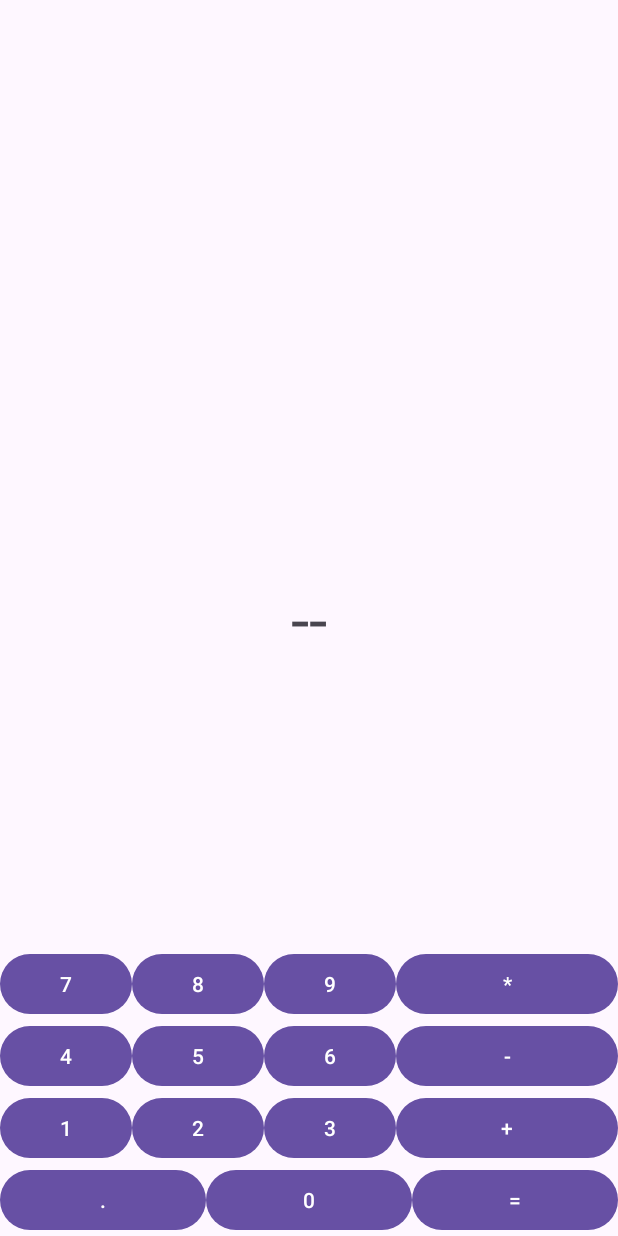
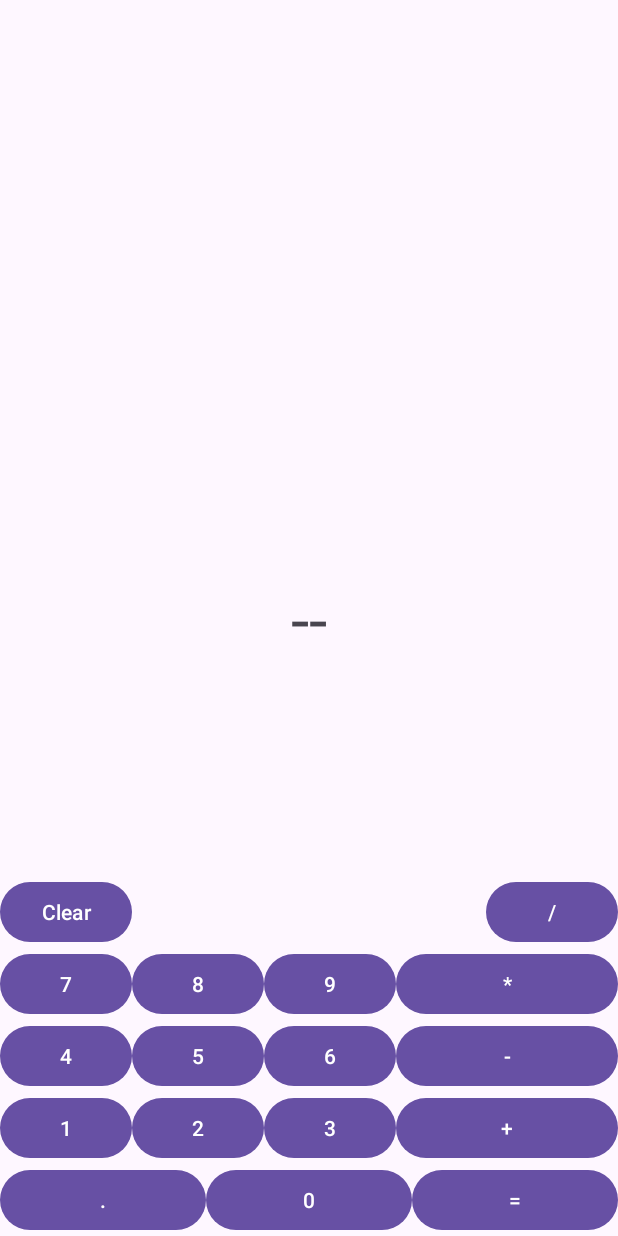
Before and after one commit to Karpenko-Oleksandr/calculator, an Android app: the screen it shows after launch (MainActivity), on a phone screen of 412 x 824 dp. Run offline under Robolectric (Android 15) with nearby library versions, the phone set to English and light mode, and no system bars; libraries missing offline, so code that uses them is left out: com.ezylang.evalex.

Commit message:
added two more buttons Divide and Clear

```diff
--- a/app/src/main/java/com/example/calculator/MainActivity.kt
+++ b/app/src/main/java/com/example/calculator/MainActivity.kt
@@ -36,8 +36,10 @@ class MainActivity : AppCompatActivity() {
         val minusButton = findViewById<Button>(R.id.minus_button)
         val plusButton = findViewById<Button>(R.id.plus_button)
         val multiplyButton = findViewById<Button>(R.id.multiply_button)
+        val divideButton = findViewById<Button>(R.id.divide_button)
 
         val resultTextView = findViewById<TextView>(R.id.result_textView)
+        val clearButton = findViewById<Button>(R.id.clear_button)
 
         val numberStringBuilder = StringBuilder()
 
@@ -81,10 +83,6 @@ class MainActivity : AppCompatActivity() {
             numberStringBuilder.append(0)
             resultTextView.text = numberStringBuilder
         }
-        equalButton.setOnClickListener {
-            numberStringBuilder.append("=")
-            resultTextView.text = numberStringBuilder
-        }
         plusButton.setOnClickListener {
             numberStringBuilder.append("+")
             resultTextView.text = numberStringBuilder
@@ -97,14 +95,27 @@ class MainActivity : AppCompatActivity() {
             numberStringBuilder.append("*")
             resultTextView.text = numberStringBuilder
         }
+        divideButton.setOnClickListener {
+            numberStringBuilder.append("/")
+            resultTextView.text = numberStringBuilder
+        }
         pointButton.setOnClickListener {
             numberStringBuilder.append(".")
             resultTextView.text = numberStringBuilder
         }
+        clearButton.setOnClickListener {
+            resultTextView.text=""
+            numberStringBuilder.clear()
+        }
+        equalButton.setOnClickListener {
+            val stringExpression = numberStringBuilder.toString()
+            val expression = Expression(stringExpression)
+            val expressionResult = expression.evaluate().numberValue
 
-        val expression = Expression("1+2")
-        val expressionResult = expression.evaluate().numberValue
+            resultTextView.text = expressionResult.toString()
 
-        resultTextView.text = expressionResult.toString()
+            numberStringBuilder.clear()
+            numberStringBuilder.append(expressionResult.toString())
+        }
     }
 }
--- a/app/src/main/res/layout/activity_main.xml
+++ b/app/src/main/res/layout/activity_main.xml
@@ -144,4 +144,20 @@
         android:layout_width="0dp"
         android:layout_height="wrap_content" />
 
+    <Button
+        android:text="Clear"
+        android:id="@+id/clear_button"
+        app:layout_constraintBottom_toTopOf="@id/seven_number"
+        android:layout_width="0dp"
+        app:layout_constraintLeft_toLeftOf="parent"
+        android:layout_height="wrap_content" />
+
+    <Button
+        android:text="/"
+        android:id="@+id/divide_button"
+        android:layout_width="0dp"
+        android:layout_height="wrap_content"
+        app:layout_constraintRight_toRightOf="parent"
+        app:layout_constraintBottom_toTopOf="@id/multiply_button" />
+
 </androidx.constraintlayout.widget.ConstraintLayout>
```
